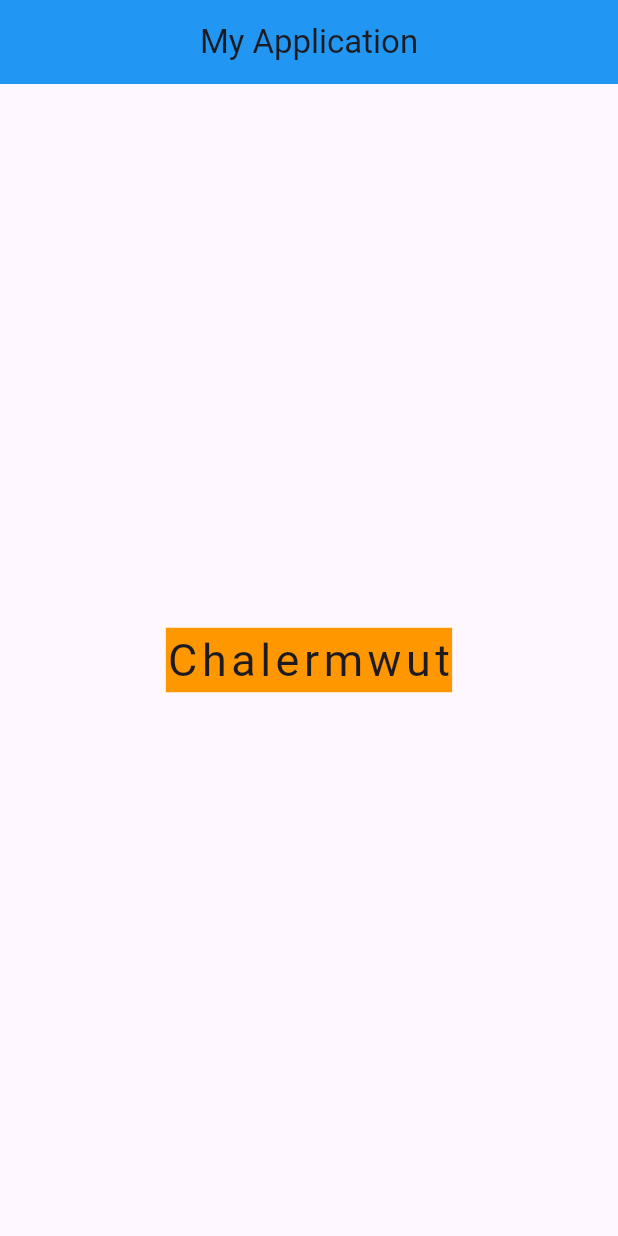
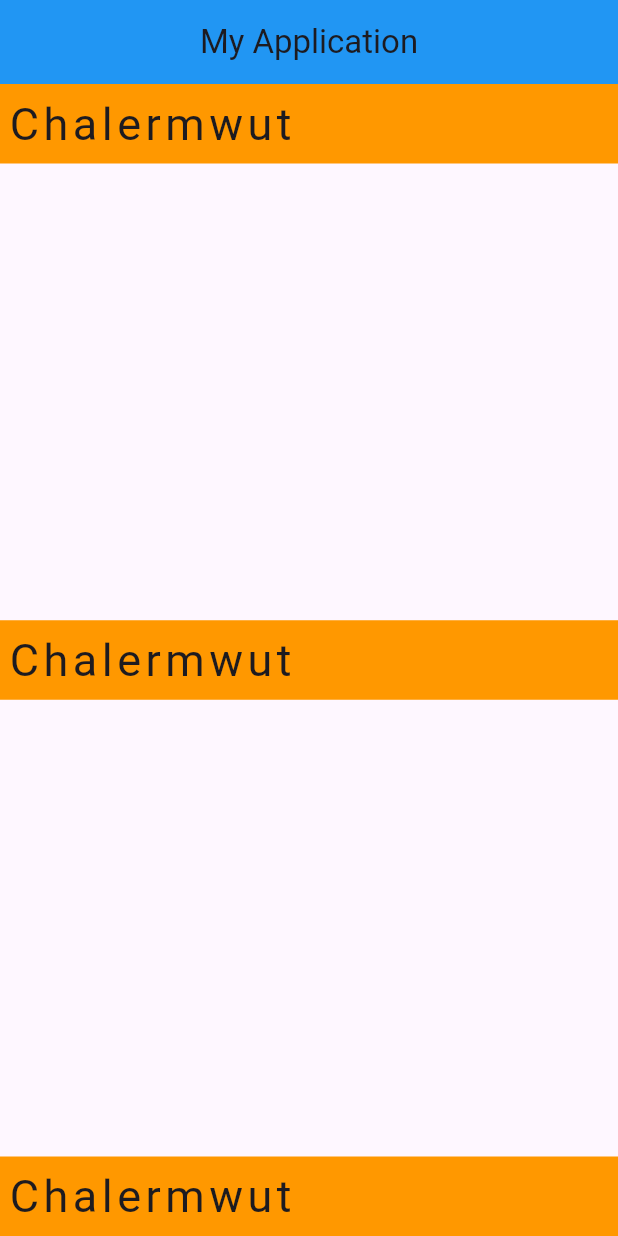
Before and after one commit to Chslermwut/flutterNew, a Flutter app: the screen it shows after launch, on a phone screen of 412 x 824 dp. Run offline on Flutter 3.47's test engine with Material 3 defaults, Android fonts, the phone set to English and light mode, and no system bars.

Commit message:
column widget

```diff
--- a/lib/screens/home.dart
+++ b/lib/screens/home.dart
@@ -5,15 +5,35 @@ class Home extends StatelessWidget {
 
   @override
   Widget build(BuildContext context) {
-    return Center(
-      child: Container(
+    return Column(
+      mainAxisAlignment: MainAxisAlignment.spaceBetween,
+      crossAxisAlignment: CrossAxisAlignment.stretch,
+      children: [
+      Container(
         color: Colors.orange,
-        margin: const EdgeInsets.symmetric(horizontal: 5, vertical: 5),
+        padding: const EdgeInsets.symmetric(horizontal: 5, vertical: 5),
         child: const Text(
           "Chalermwut",
           style: TextStyle(fontSize: 30, letterSpacing: 3),
         ),
       ),
+      Container(
+        color: Colors.orange,
+        padding: const EdgeInsets.symmetric(horizontal: 5, vertical: 5),
+        child: const Text(
+          "Chalermwut",
+          style: TextStyle(fontSize: 30, letterSpacing: 3),
+        ),
+      ),
+      Container(
+        color: Colors.orange,
+        padding: const EdgeInsets.symmetric(horizontal: 5, vertical: 5),
+        child: const Text(
+          "Chalermwut",
+          style: TextStyle(fontSize: 30, letterSpacing: 3),
+        ),
+      ),
+      ],
     );
   }
 }
```
